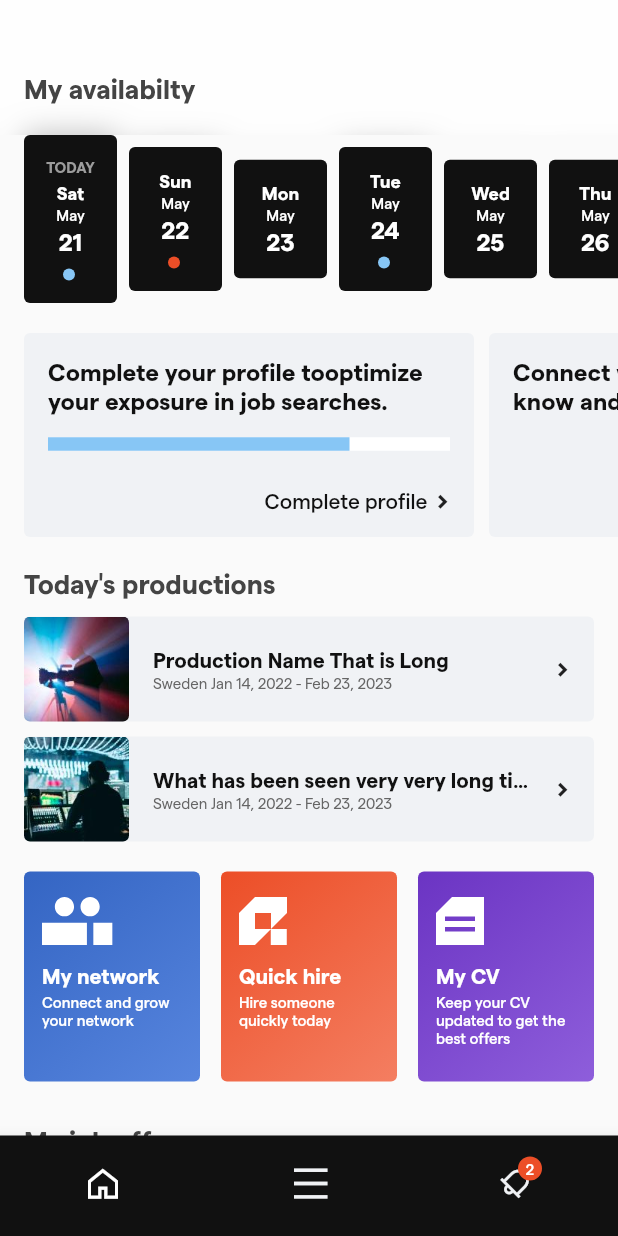
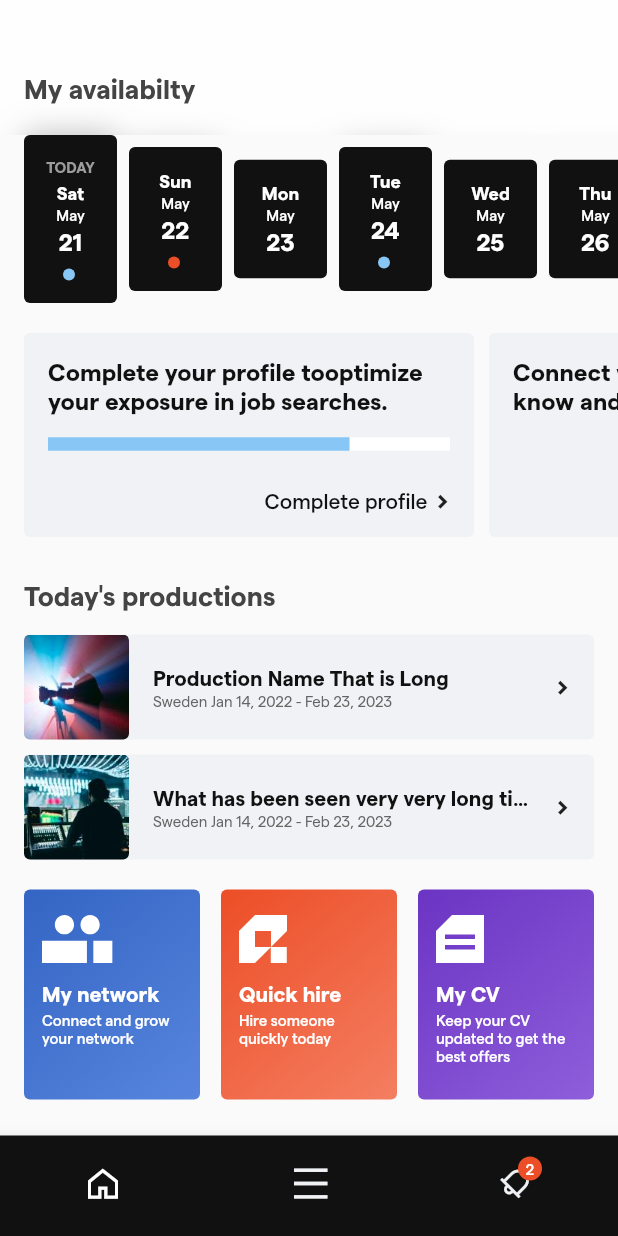
Before and after one commit to aslkhon/qyre_test_app, a Flutter app: the screen it shows after launch, on a phone screen of 412 x 824 dp. Run offline on Flutter 3.47's test engine with Material 2 defaults, Android fonts, the phone set to English and light mode, and no system bars; our stand-ins replace bloc, dartz, flutter_bloc, flutter_svg, freezed_annotation, get_it and 1 more.

Commit message:
fix(productions): change title padding according to design

```diff
--- a/lib/features/productions/presentation/widgets/productions_block.dart
+++ b/lib/features/productions/presentation/widgets/productions_block.dart
@@ -67,12 +67,15 @@ class _ProductionsBlockContent extends StatelessWidget {
       child: Column(
         crossAxisAlignment: CrossAxisAlignment.start,
         children: [
+          const SizedBox(
+            height: 8.0,
+          ),
           Text(
             'Today\'s productions',
             style: context.textTheme.headline1,
           ),
           const SizedBox(
-            height: 10.0,
+            height: 14.0,
           ),
           BlocBuilder<ProductionsBloc, ProductionsState>(
             builder: (context, state) {
```
